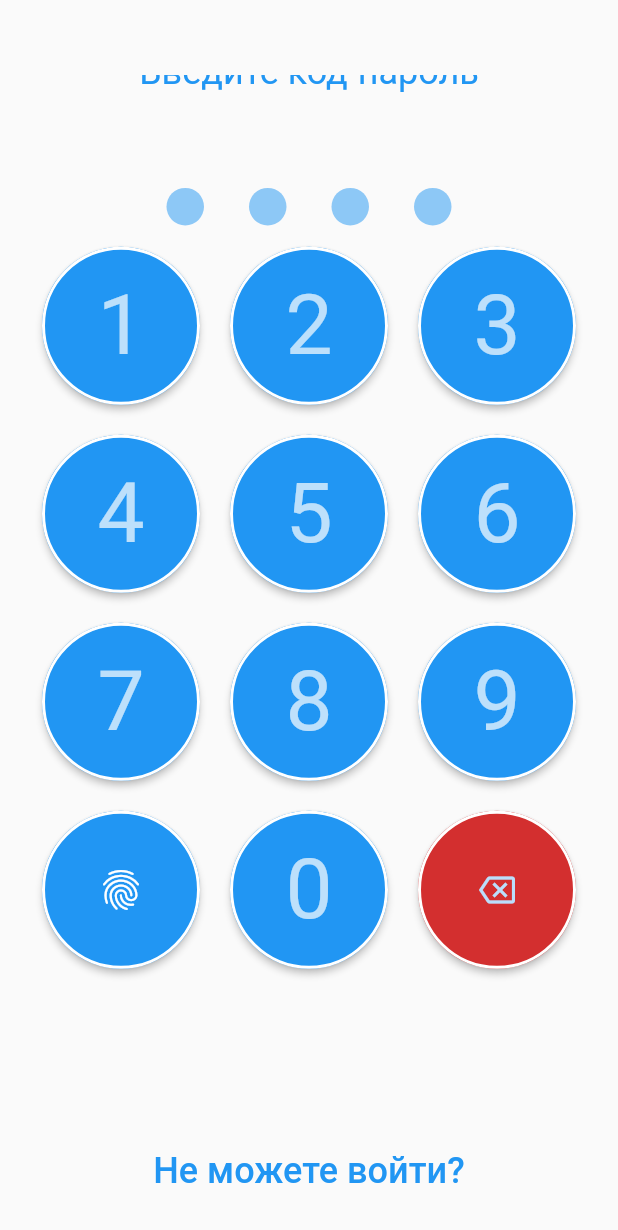
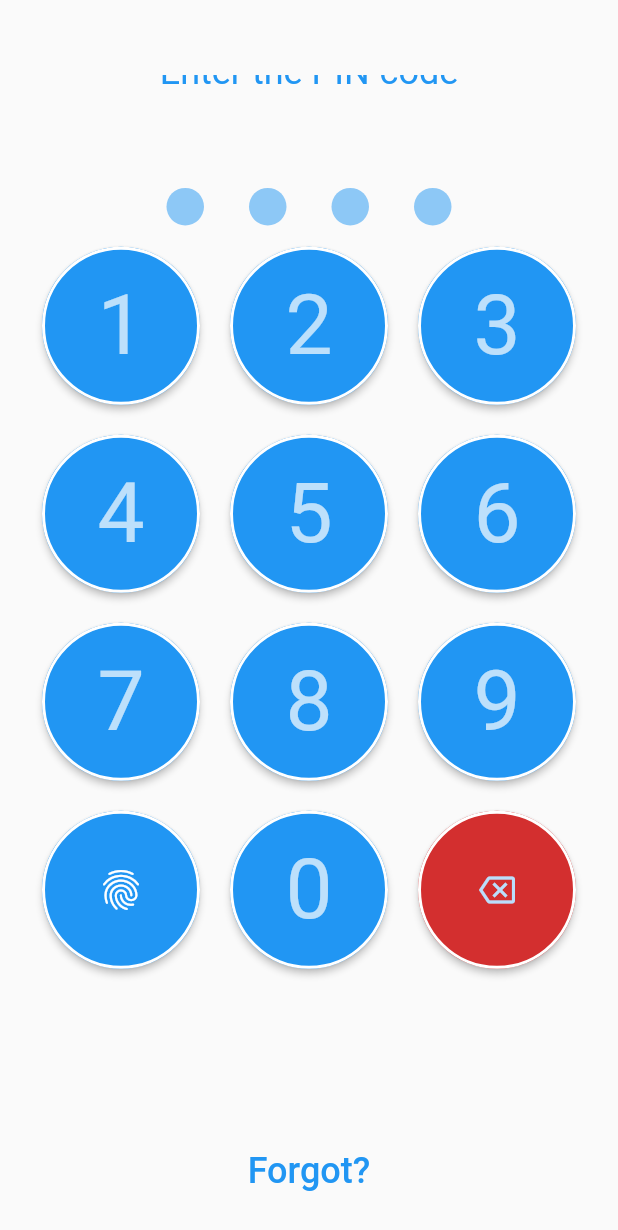
Before and after one commit to Uniserg/pin_code_widget, a Flutter app: the screen it shows after launch, scrolled down 36 dp, on a phone screen of 412 x 824 dp. Shown: the top 1230 px of the screen. Run offline on Flutter 3.47's test engine with Material 2 defaults, Android fonts, the phone set to English and light mode, and no system bars.

Commit message:
Init commit

```diff
--- a/example/lib/main.dart
+++ b/example/lib/main.dart
@@ -14,7 +14,7 @@ class MainApp extends StatelessWidget {
         onFailureHint: const Padding(
           padding: EdgeInsets.all(8.0),
           child: Text(
-            "Неверный пин-код! Попробуйте еще раз.",
+            "Invalid PIN-code! Try again.",
             style: TextStyle(color: Colors.red, fontSize: 18),
           ),
         ),
@@ -36,7 +36,7 @@ class MainApp extends StatelessWidget {
                 children: [
                   Center(
                     child: Text(
-                      "Введите код-пароль",
+                      "Enter the PIN-code",
                       style: TextStyle(
                           fontSize: 24, color: Theme.of(context).primaryColor),
                     ),
@@ -50,7 +50,7 @@ class MainApp extends StatelessWidget {
                     child: TextButton(
                       onPressed: () {},
                       child: const Text(
-                        "Не можете войти?",
+                        "Forgot?",
                         style: TextStyle(fontSize: 24),
                       ),
                     ),
```
